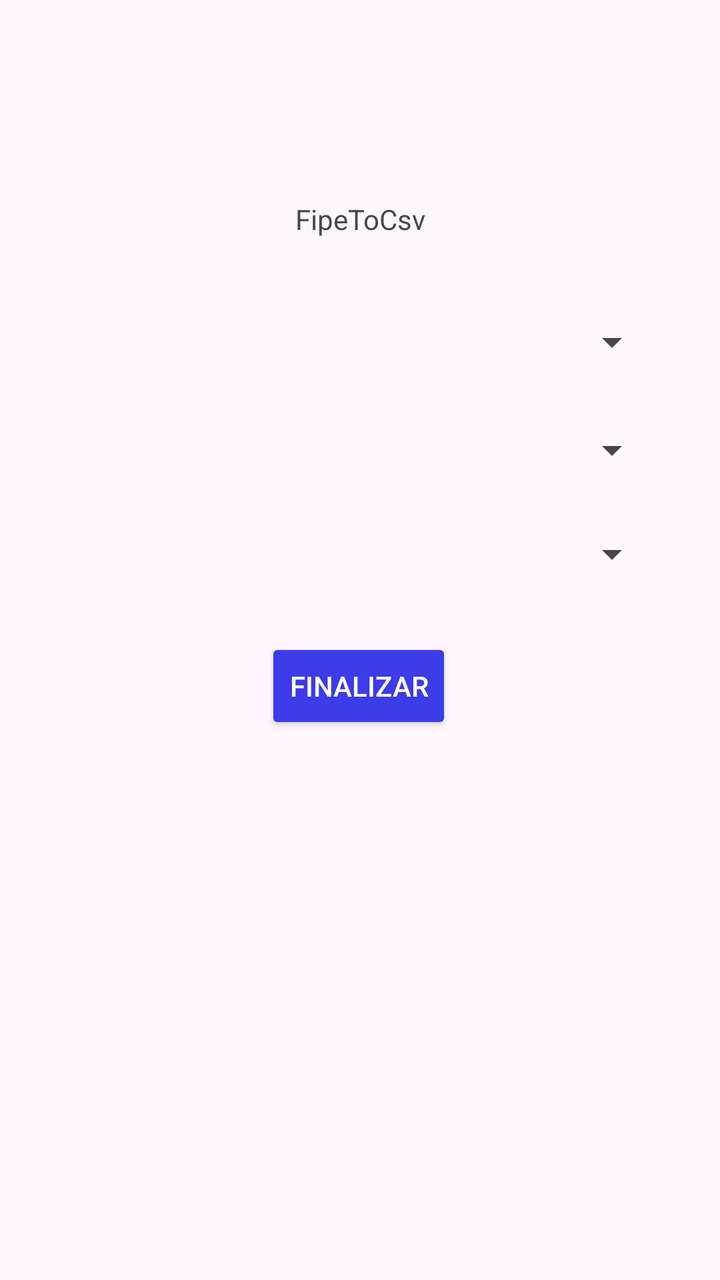
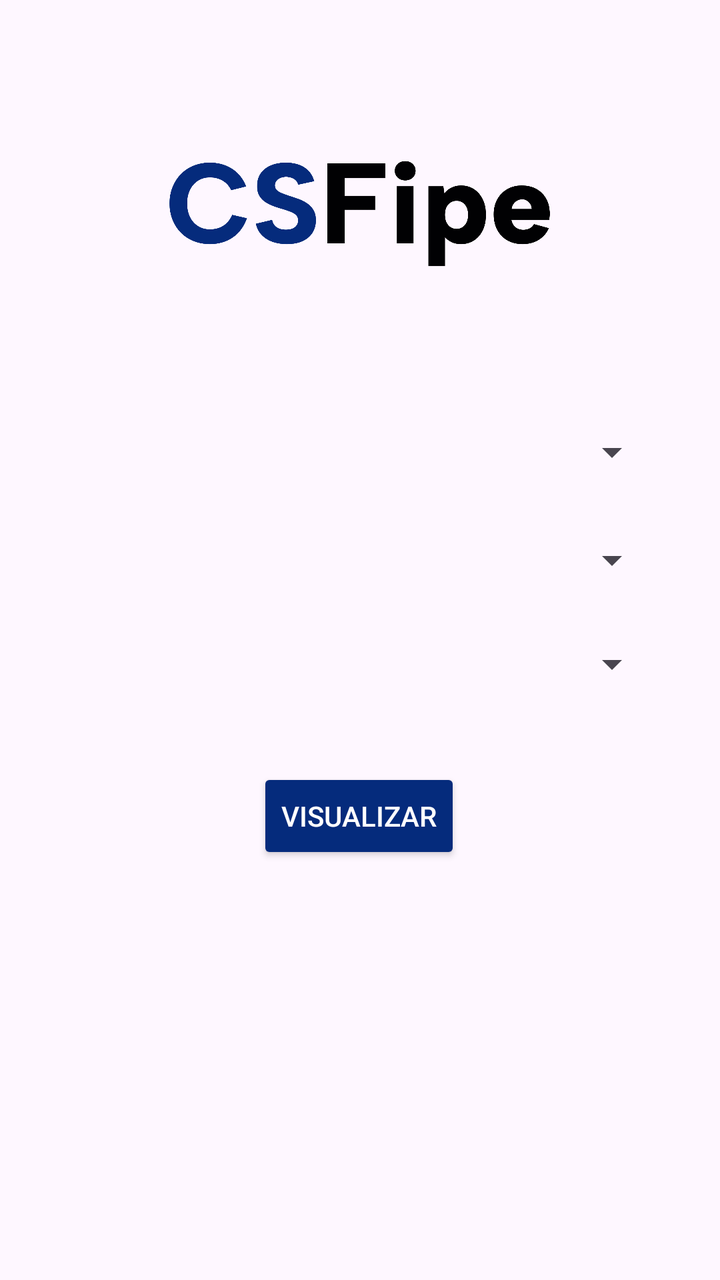

Screens rendered from an Android XML layout before and after an edit, with the pre-edit source and the edit as a unified diff.
<!-- AndroidManifest.xml: application theme Theme.Fipe_to_csv -->
<!-- res/layout/activity_main.xml -->
<?xml version="1.0" encoding="utf-8"?>
<ScrollView xmlns:android="http://schemas.android.com/apk/res/android"
    xmlns:app="http://schemas.android.com/apk/res-auto"
    xmlns:tools="http://schemas.android.com/tools"
    android:id="@+id/scrollView"
    android:layout_width="match_parent"
    android:layout_height="match_parent"
    android:fillViewport="false">

    <androidx.constraintlayout.widget.ConstraintLayout
        android:id="@+id/main"
        android:layout_width="match_parent"
        android:layout_height="wrap_content"
        android:backgroundTint="#0000FD"
        tools:context=".MainActivity">

        <TextView
            android:id="@+id/textViewTitle"
            android:layout_width="wrap_content"
            android:layout_height="wrap_content"
            android:layout_marginStart="40dp"
            android:layout_marginTop="100dp"
            android:layout_marginEnd="40dp"
            android:text="FipeToCsv"
            app:layout_constraintEnd_toEndOf="parent"
            app:layout_constraintStart_toStartOf="parent"
            app:layout_constraintTop_toTopOf="parent" />

        <Spinner
            android:id="@+id/spinnerTypeVehicles"
            android:layout_width="0dp"
            android:layout_height="wrap_content"
            android:layout_marginStart="30dp"
            android:layout_marginTop="40dp"
            android:layout_marginEnd="30dp"
            app:layout_constraintEnd_toEndOf="parent"
            app:layout_constraintHorizontal_bias="0.0"
            app:layout_constraintStart_toStartOf="parent"
            app:layout_constraintTop_toBottomOf="@+id/textViewTitle" />

        <Spinner
            android:id="@+id/spinnerBrand"
            android:layout_width="0dp"
            android:layout_height="wrap_content"
            android:layout_marginStart="30dp"
            android:layout_marginTop="30dp"
            android:layout_marginEnd="30dp"
            app:layout_constraintEnd_toEndOf="parent"
            app:layout_constraintStart_toStartOf="parent"
            app:layout_constraintTop_toBottomOf="@+id/spinnerTypeVehicles" />

        <Spinner
            android:id="@+id/spinnerModels"
            android:layout_width="match_parent"
            android:layout_height="wrap_content"
            android:layout_marginStart="30dp"
            android:layout_marginTop="28dp"
            android:layout_marginEnd="30dp"
            app:layout_constraintEnd_toEndOf="parent"
            app:layout_constraintHorizontal_bias="0.0"
            app:layout_constraintStart_toStartOf="parent"
            app:layout_constraintTop_toBottomOf="@+id/spinnerBrand" />

        <Button
            android:id="@+id/btnDetails2"
            android:layout_width="wrap_content"
            android:layout_height="wrap_content"
            android:layout_marginTop="30dp"
            android:layout_marginBottom="20dp"
            android:text="Finalizar"
            android:backgroundTint="#3C3CE8"
            android:textColor="#FFFFFF"
            app:layout_constraintBottom_toBottomOf="parent"
            app:layout_constraintEnd_toEndOf="parent"
            app:layout_constraintHorizontal_bias="0.498"
            app:layout_constraintStart_toStartOf="parent"
            app:layout_constraintTop_toBottomOf="@+id/spinnerModels"
            app:layout_constraintVertical_bias="1.0" />

    </androidx.constraintlayout.widget.ConstraintLayout>

</ScrollView>
<!-- resources referenced by this layout -->
<resources>
  <style name="Theme.Fipe_to_csv" parent="Base.Theme.Fipe_to_csv" />
  <style name="Base.Theme.Fipe_to_csv" parent="Theme.Material3.DayNight.NoActionBar">
          
          
      </style>
</resources>

<!-- the commit's change to res/layout/activity_main.xml (unified diff, before → after) -->
@@ -14,14 +14,13 @@
         android:backgroundTint="#0000FD"
         tools:context=".MainActivity">
 
-        <TextView
-            android:id="@+id/textViewTitle"
-            android:layout_width="wrap_content"
-            android:layout_height="wrap_content"
-            android:layout_marginStart="40dp"
-            android:layout_marginTop="100dp"
-            android:layout_marginEnd="40dp"
-            android:text="FipeToCsv"
+        <ImageView
+            android:id="@+id/myImage"
+            android:layout_width="224dp"
+            android:layout_height="54dp"
+            android:layout_marginTop="80dp"
+            android:contentDescription="Logo da aplicação"
+            android:src="@drawable/csfipe"
             app:layout_constraintEnd_toEndOf="parent"
             app:layout_constraintStart_toStartOf="parent"
             app:layout_constraintTop_toTopOf="parent" />
@@ -31,12 +30,13 @@
             android:layout_width="0dp"
             android:layout_height="wrap_content"
             android:layout_marginStart="30dp"
-            android:layout_marginTop="40dp"
+            android:layout_marginTop="80dp"
             android:layout_marginEnd="30dp"
             app:layout_constraintEnd_toEndOf="parent"
             app:layout_constraintHorizontal_bias="0.0"
             app:layout_constraintStart_toStartOf="parent"
-            app:layout_constraintTop_toBottomOf="@+id/textViewTitle" />
+            app:layout_constraintTop_toBottomOf="@+id/myImage"
+            tools:ignore="MissingConstraints" />
 
         <Spinner
             android:id="@+id/spinnerBrand"
@@ -64,11 +64,11 @@
         <Button
             android:id="@+id/btnDetails2"
             android:layout_width="wrap_content"
-            android:layout_height="wrap_content"
-            android:layout_marginTop="30dp"
+            android:layout_height="48dp"
+            android:layout_marginTop="40dp"
             android:layout_marginBottom="20dp"
-            android:text="Finalizar"
-            android:backgroundTint="#3C3CE8"
+            android:backgroundTint="#052b7c"
+            android:text="Visualizar"
             android:textColor="#FFFFFF"
             app:layout_constraintBottom_toBottomOf="parent"
             app:layout_constraintEnd_toEndOf="parent"
<!-- resource entries referenced after the edit -->
@@ -1,5 +1,6 @@
 <!-- resources referenced by this layout -->
 <resources>
+  <!-- drawable csfipe: png bitmap (drawable, 22232 bytes) -->
   <style name="Theme.Fipe_to_csv" parent="Base.Theme.Fipe_to_csv" />
   <style name="Base.Theme.Fipe_to_csv" parent="Theme.Material3.DayNight.NoActionBar">
           
